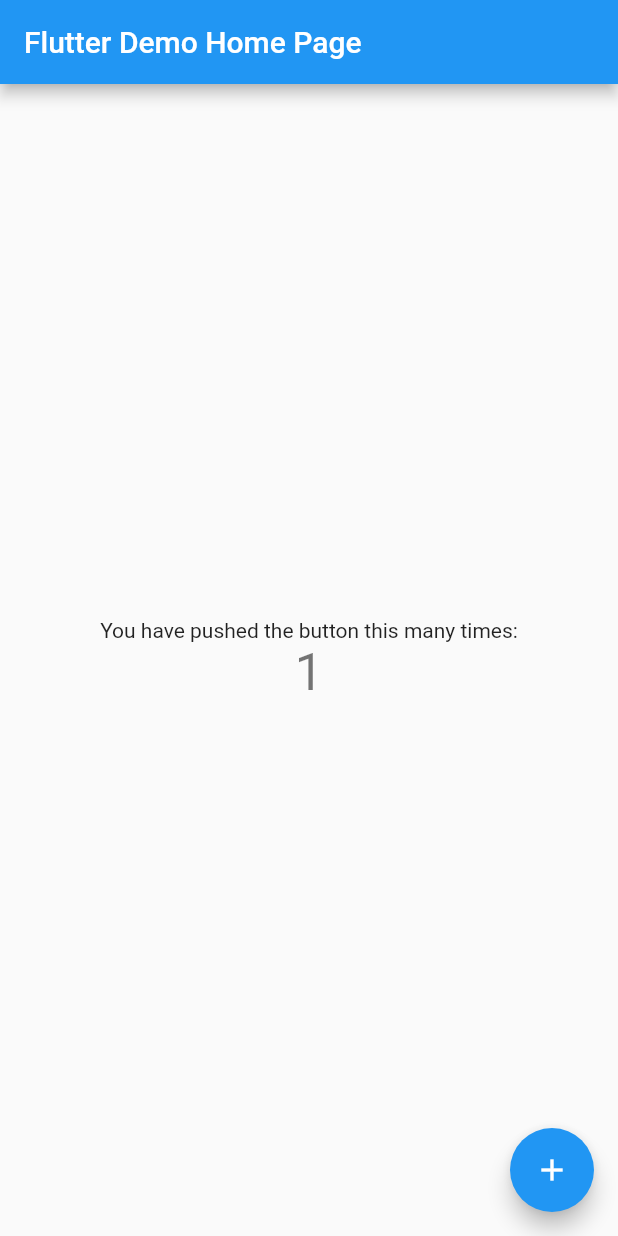
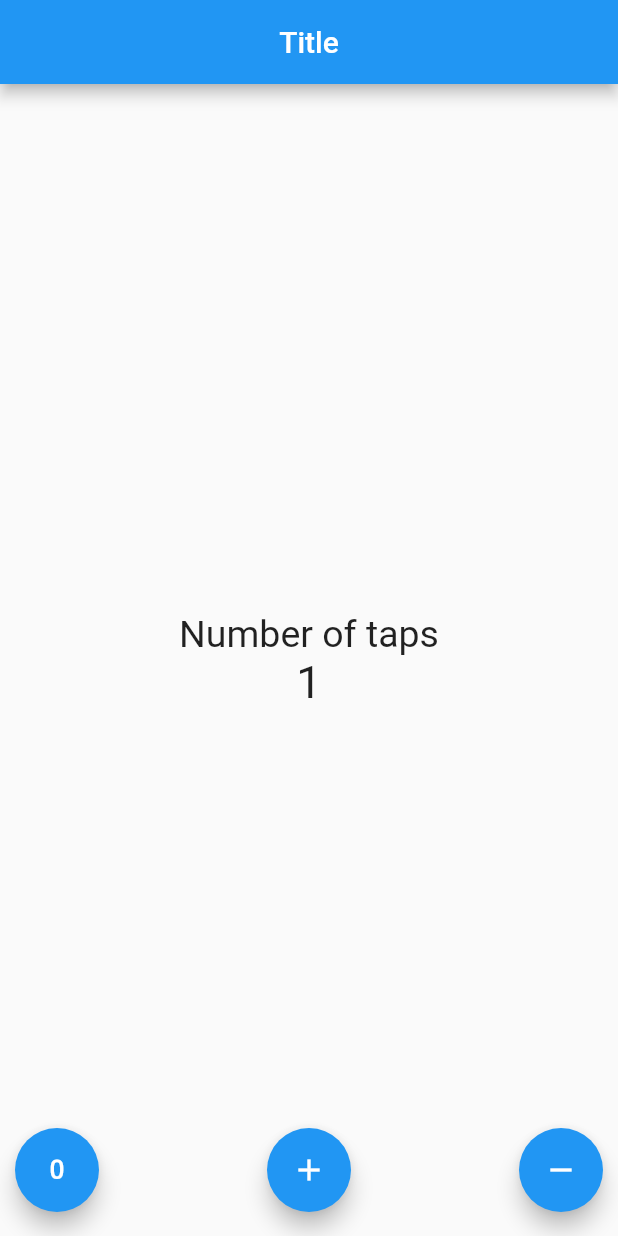
Before and after one commit to AngelSalmones/CursoMovilFlutter, a Flutter app: the screen it shows after launch, after a tap on the "add" icon, on a phone screen of 412 x 824 dp. Run offline on Flutter 3.47's test engine with Material 2 defaults, Android fonts, the phone set to English and light mode, and no system bars.

Commit message:
creation of an application that counts how many times we press the + button, reset to 0 and rest the counter with the - button

```diff
--- a/contador/lib/main.dart
+++ b/contador/lib/main.dart
@@ -1,111 +1,9 @@
 import 'package:flutter/material.dart';
 
-void main() => runApp(MyApp());
+import 'src/app.dart';
 
-class MyApp extends StatelessWidget {
-  // This widget is the root of your application.
-  @override
-  Widget build(BuildContext context) {
-    return MaterialApp(
-      title: 'Flutter Demo',
-      theme: ThemeData(
-        // This is the theme of your application.
-        //
-        // Try running your application with "flutter run". You'll see the
-        // application has a blue toolbar. Then, without quitting the app, try
-        // changing the primarySwatch below to Colors.green and then invoke
-        // "hot reload" (press "r" in the console where you ran "flutter run",
-        // or simply save your changes to "hot reload" in a Flutter IDE).
-        // Notice that the counter didn't reset back to zero; the application
-        // is not restarted.
-        primarySwatch: Colors.blue,
-      ),
-      home: MyHomePage(title: 'Flutter Demo Home Page'),
-    );
-  }
+void main (){
+
+  runApp( MyApp() );
+
 }
-
-class MyHomePage extends StatefulWidget {
-  MyHomePage({Key key, this.title}) : super(key: key);
-
-  // This widget is the home page of your application. It is stateful, meaning
-  // that it has a State object (defined below) that contains fields that affect
-  // how it looks.
-
-  // This class is the configuration for the state. It holds the values (in this
-  // case the title) provided by the parent (in this case the App widget) and
-  // used by the build method of the State. Fields in a Widget subclass are
-  // always marked "final".
-
-  final String title;
-
-  @override
-  _MyHomePageState createState() => _MyHomePageState();
-}
-
-class _MyHomePageState extends State<MyHomePage> {
-  int _counter = 0;
-
-  void _incrementCounter() {
-    setState(() {
-      // This call to setState tells the Flutter framework that something has
-      // changed in this State, which causes it to rerun the build method below
-      // so that the display can reflect the updated values. If we changed
-      // _counter without calling setState(), then the build method would not be
-      // called again, and so nothing would appear to happen.
-      _counter++;
-    });
-  }
-
-  @override
-  Widget build(BuildContext context) {
-    // This method is rerun every time setState is called, for instance as done
-    // by the _incrementCounter method above.
-    //
-    // The Flutter framework has been optimized to make rerunning build methods
-    // fast, so that you can just rebuild anything that needs updating rather
-    // than having to individually change instances of widgets.
-    return Scaffold(
-      appBar: AppBar(
-        // Here we take the value from the MyHomePage object that was created by
-        // the App.build method, and use it to set our appbar title.
-        title: Text(widget.title),
-      ),
-      body: Center(
-        // Center is a layout widget. It takes a single child and positions it
-        // in the middle of the parent.
-        child: Column(
-          // Column is also layout widget. It takes a list of children and
-          // arranges them vertically. By default, it sizes itself to fit its
-          // children horizontally, and tries to be as tall as its parent.
-          //
-          // Invoke "debug painting" (press "p" in the console, choose the
-          // "Toggle Debug Paint" action from the Flutter Inspector in Android
-          // Studio, or the "Toggle Debug Paint" command in Visual Studio Code)
-          // to see the wireframe for each widget.
-          //
-          // Column has various properties to control how it sizes itself and
-          // how it positions its children. Here we use mainAxisAlignment to
-          // center the children vertically; the main axis here is the vertical
-          // axis because Columns are vertical (the cross axis would be
-          // horizontal).
-          mainAxisAlignment: MainAxisAlignment.center,
-          children: <Widget>[
-            Text(
-              'You have pushed the button this many times:',
-            ),
-            Text(
-              '$_counter',
-              style: Theme.of(context).textTheme.display1,
-            ),
-          ],
-        ),
-      ),
-      floatingActionButton: FloatingActionButton(
-        onPressed: _incrementCounter,
-        tooltip: 'Increment',
-        child: Icon(Icons.add),
-      ), // This trailing comma makes auto-formatting nicer for build methods.
-    );
-  }
-}
--- /dev/null
+++ b/contador/lib/src/app.dart
@@ -0,0 +1,16 @@
+import 'package:flutter/material.dart';
+
+import 'package:contador/src/pages/counter_page.dart';
+//import 'package:contador/src/pages/home_page.dart';
+
+class MyApp extends StatelessWidget {
+  @override
+  Widget build( context ){
+
+    return MaterialApp(
+      debugShowCheckedModeBanner: false,
+      home: Center (child:  CounterPage(), ),
+    );
+  }
+
+}
--- /dev/null
+++ b/contador/lib/src/pages/counter_page.dart
@@ -0,0 +1,82 @@
+import 'package:flutter/material.dart';
+
+
+class CounterPage extends StatefulWidget {
+
+  @override
+  createState () => _CounterPageState();
+
+
+}
+
+class _CounterPageState extends State<CounterPage>{
+
+  final _texttap = new TextStyle( fontSize: 25.0);
+  int _numtaps = 0;
+  @override
+  Widget build(BuildContext context) {
+
+    return Scaffold(
+      appBar: AppBar(
+        title: Text('Title'),
+        centerTitle: true ,
+
+      ),
+      body: Center(
+        child: Column(
+          mainAxisAlignment: MainAxisAlignment.center,
+          children: <Widget>[
+            Text('Number of taps',
+              style: _texttap,
+            ),
+            Text(_numtaps.toString(),
+              style: TextStyle(fontSize: 30.0),
+            ),
+          ],
+        ),
+      ),
+      floatingActionButton: _createbottom(),
+      floatingActionButtonLocation: FloatingActionButtonLocation.centerFloat,
+    );
+  }
+
+  Widget _createbottom () {
+    var size = MediaQuery.of(context).size.width;
+    return Row (
+      mainAxisAlignment: MainAxisAlignment.spaceAround,
+      children: <Widget>[
+        Container(child: FloatingActionButton( child: Icon(Icons.exposure_zero), onPressed: _reset ),margin: EdgeInsets.only(left: 10),),
+        Expanded(child: SizedBox()),
+        FloatingActionButton( child: Icon(Icons.add), onPressed: _add),
+        Expanded(child: SizedBox()),
+        Container(child: FloatingActionButton( child: Icon(Icons.remove), onPressed:_rest ), margin: EdgeInsets.only(right: 10,),),
+    ],);
+
+
+  }
+
+  void _add () {
+    setState(() {
+      _numtaps ++;
+    });
+
+  }
+
+  void _rest () {
+    setState(() {
+      if (_numtaps>0) {
+        _numtaps --;
+      }
+      else{
+        _numtaps = 0;
+      }
+    });
+  }
+
+  void _reset (){
+    setState(() {
+      _numtaps = 0;
+    });
+  }
+
+}
```
Also changed, not shown: contador/lib/src/pages/home_page.dart (added, +42 -0 lines), 1 other file.
